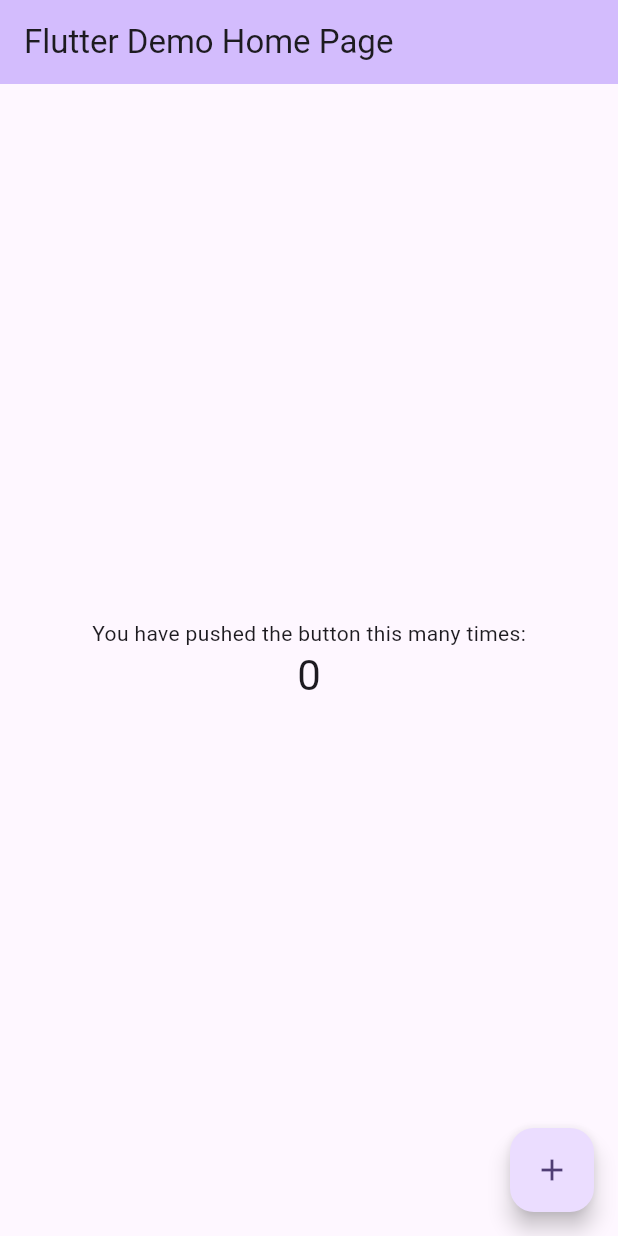
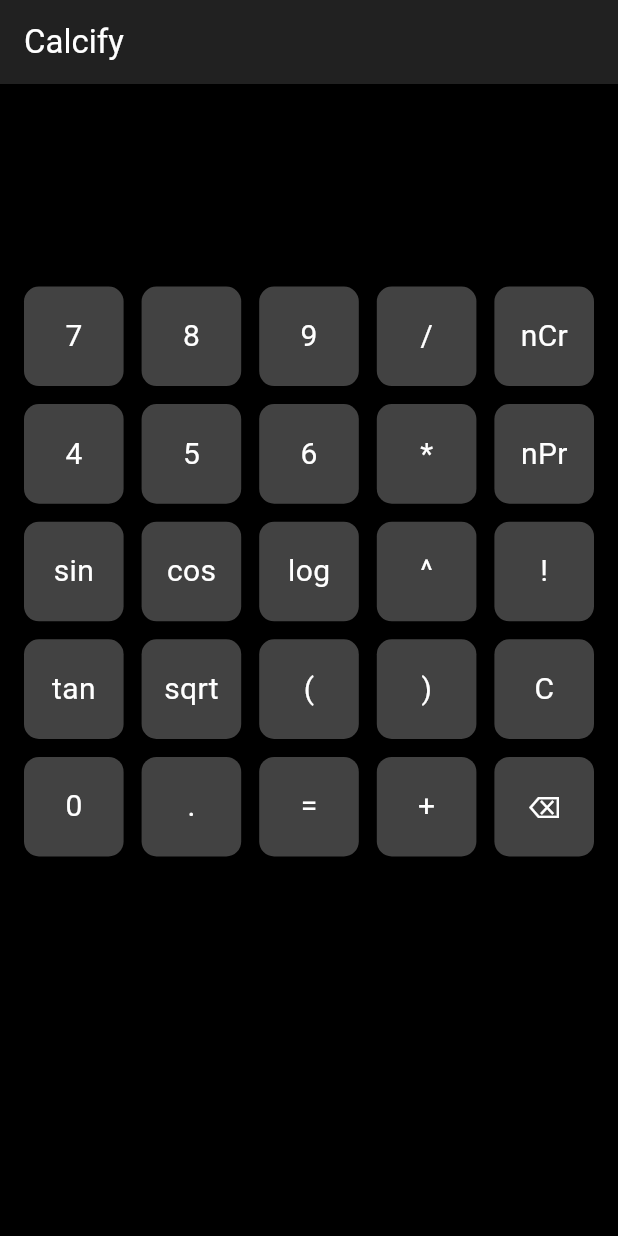
Before and after one commit to berrgrayson/calcify, a Flutter app: the screen it shows after launch, on a phone screen of 412 x 824 dp. Run offline on Flutter 3.47's test engine with Material 3 defaults, Android fonts, the phone set to English and light mode, and no system bars; our stand-ins replace math_expressions.

Commit message:
Adding the first version of the calculator app.

```diff
--- a/lib/main.dart
+++ b/lib/main.dart
@@ -1,125 +1,25 @@
+// lib/main.dart
 import 'package:flutter/material.dart';
+import 'package:provider/provider.dart';
+import 'screens/calculator_screen.dart';
+import 'models/calc_state.dart';
 
 void main() {
-  runApp(const MyApp());
+  runApp(
+    ChangeNotifierProvider(
+      create: (context) => CalcState(),
+      child: CalcifyApp(),
+    ),
+  );
 }
 
-class MyApp extends StatelessWidget {
-  const MyApp({super.key});
-
-  // This widget is the root of your application.
+class CalcifyApp extends StatelessWidget {
   @override
   Widget build(BuildContext context) {
     return MaterialApp(
-      title: 'Flutter Demo',
-      theme: ThemeData(
-        // This is the theme of your application.
-        //
-        // TRY THIS: Try running your application with "flutter run". You'll see
-        // the application has a purple toolbar. Then, without quitting the app,
-        // try changing the seedColor in the colorScheme below to Colors.green
-        // and then invoke "hot reload" (save your changes or press the "hot
-        // reload" button in a Flutter-supported IDE, or press "r" if you used
-        // the command line to start the app).
-        //
-        // Notice that the counter didn't reset back to zero; the application
-        // state is not lost during the reload. To reset the state, use hot
-        // restart instead.
-        //
-        // This works for code too, not just values: Most code changes can be
-        // tested with just a hot reload.
-        colorScheme: ColorScheme.fromSeed(seedColor: Colors.deepPurple),
-        useMaterial3: true,
-      ),
-      home: const MyHomePage(title: 'Flutter Demo Home Page'),
+      debugShowCheckedModeBanner: false,
+      theme: ThemeData.dark(),
+      home: CalculatorScreen(),
     );
   }
 }
-
-class MyHomePage extends StatefulWidget {
-  const MyHomePage({super.key, required this.title});
-
-  // This widget is the home page of your application. It is stateful, meaning
-  // that it has a State object (defined below) that contains fields that affect
-  // how it looks.
-
-  // This class is the configuration for the state. It holds the values (in this
-  // case the title) provided by the parent (in this case the App widget) and
-  // used by the build method of the State. Fields in a Widget subclass are
-  // always marked "final".
-
-  final String title;
-
-  @override
-  State<MyHomePage> createState() => _MyHomePageState();
-}
-
-class _MyHomePageState extends State<MyHomePage> {
-  int _counter = 0;
-
-  void _incrementCounter() {
-    setState(() {
-      // This call to setState tells the Flutter framework that something has
-      // changed in this State, which causes it to rerun the build method below
-      // so that the display can reflect the updated values. If we changed
-      // _counter without calling setState(), then the build method would not be
-      // called again, and so nothing would appear to happen.
-      _counter++;
-    });
-  }
-
-  @override
-  Widget build(BuildContext context) {
-    // This method is rerun every time setState is called, for instance as done
-    // by the _incrementCounter method above.
-    //
-    // The Flutter framework has been optimized to make rerunning build methods
-    // fast, so that you can just rebuild anything that needs updating rather
-    // than having to individually change instances of widgets.
-    return Scaffold(
-      appBar: AppBar(
-        // TRY THIS: Try changing the color here to a specific color (to
-        // Colors.amber, perhaps?) and trigger a hot reload to see the AppBar
-        // change color while the other colors stay the same.
-        backgroundColor: Theme.of(context).colorScheme.inversePrimary,
-        // Here we take the value from the MyHomePage object that was created by
-        // the App.build method, and use it to set our appbar title.
-        title: Text(widget.title),
-      ),
-      body: Center(
-        // Center is a layout widget. It takes a single child and positions it
-        // in the middle of the parent.
-        child: Column(
-          // Column is also a layout widget. It takes a list of children and
-          // arranges them vertically. By default, it sizes itself to fit its
-          // children horizontally, and tries to be as tall as its parent.
-          //
-          // Column has various properties to control how it sizes itself and
-          // how it positions its children. Here we use mainAxisAlignment to
-          // center the children vertically; the main axis here is the vertical
-          // axis because Columns are vertical (the cross axis would be
-          // horizontal).
-          //
-          // TRY THIS: Invoke "debug painting" (choose the "Toggle Debug Paint"
-          // action in the IDE, or press "p" in the console), to see the
-          // wireframe for each widget.
-          mainAxisAlignment: MainAxisAlignment.center,
-          children: <Widget>[
-            const Text(
-              'You have pushed the button this many times:',
-            ),
-            Text(
-              '$_counter',
-              style: Theme.of(context).textTheme.headlineMedium,
-            ),
-          ],
-        ),
-      ),
-      floatingActionButton: FloatingActionButton(
-        onPressed: _incrementCounter,
-        tooltip: 'Increment',
-        child: const Icon(Icons.add),
-      ), // This trailing comma makes auto-formatting nicer for build methods.
-    );
-  }
-}
--- /dev/null
+++ b/lib/screens/calculator_screen.dart
@@ -0,0 +1,71 @@
+// lib/screens/calculator_screen.dart
+import 'package:flutter/material.dart';
+import 'package:provider/provider.dart';
+import '../models/calc_state.dart';
+import '../widgets/calc_button.dart';
+import '../widgets/display_area.dart';
+
+class CalculatorScreen extends StatelessWidget {
+  @override
+  Widget build(BuildContext context) {
+    final calcState = Provider.of<CalcState>(context);
+
+    return Scaffold(
+      backgroundColor: Colors.black,
+      appBar: AppBar(
+        title: Text('Calcify', style: TextStyle(color: Colors.white)),
+        backgroundColor: Colors.grey[900],
+      ),
+      body: Column(
+        children: [
+          DisplayArea(
+            equation: calcState.equation,
+            result: calcState.result,
+          ),
+          Expanded(
+            child: GridView.count(
+              crossAxisCount: 5, // Adjusted to accommodate new buttons
+              padding: const EdgeInsets.all(10),
+              children: [
+                // Row 1: Basic numbers and operators
+                CalcButton(text: '7', onTap: () => calcState.appendValue('7')),
+                CalcButton(text: '8', onTap: () => calcState.appendValue('8')),
+                CalcButton(text: '9', onTap: () => calcState.appendValue('9')),
+                CalcButton(text: '/', onTap: () => calcState.appendOperator('/')),
+                CalcButton(text: 'nCr', onTap: () => calcState.appendCombination()),
+
+                // Row 2: More numbers
+                CalcButton(text: '4', onTap: () => calcState.appendValue('4')),
+                CalcButton(text: '5', onTap: () => calcState.appendValue('5')),
+                CalcButton(text: '6', onTap: () => calcState.appendValue('6')),
+                CalcButton(text: '*', onTap: () => calcState.appendOperator('*')),
+                CalcButton(text: 'nPr', onTap: () => calcState.appendPermutation()),
+
+                // Row 3: Advanced functions
+                CalcButton(text: 'sin', onTap: () => calcState.appendAdvancedFunction('sin')),
+                CalcButton(text: 'cos', onTap: () => calcState.appendAdvancedFunction('cos')),
+                CalcButton(text: 'log', onTap: () => calcState.appendAdvancedFunction('log')),
+                CalcButton(text: '^', onTap: () => calcState.appendOperator('^')),
+                CalcButton(text: '!', onTap: () => calcState.appendFactorial()),
+
+                // Row 4: Continue with advanced
+                CalcButton(text: 'tan', onTap: () => calcState.appendAdvancedFunction('tan')),
+                CalcButton(text: 'sqrt', onTap: () => calcState.appendAdvancedFunction('sqrt')),
+                CalcButton(text: '(', onTap: () => calcState.appendValue('(')),
+                CalcButton(text: ')', onTap: () => calcState.appendValue(')')),
+                CalcButton(text: 'C', onTap: () => calcState.clear()),
+
+                // Row 5: Numbers and more operators
+                CalcButton(text: '0', onTap: () => calcState.appendValue('0')),
+                CalcButton(text: '.', onTap: () => calcState.appendValue('.')),
+                CalcButton(text: '=', onTap: calcState.calculateResult),
+                CalcButton(text: '+', onTap: () => calcState.appendOperator('+')),
+                CalcButton(text: '⌫', onTap: () => calcState.backspace()),
+              ],
+            ),
+          )
+        ],
+      ),
+    );
+  }
+}
--- /dev/null
+++ b/lib/widgets/calc_button.dart
@@ -0,0 +1,33 @@
+// lib/widgets/calc_button.dart
+import 'package:flutter/material.dart';
+
+class CalcButton extends StatelessWidget {
+  final String text;
+  final Function onTap;
+  final Color? color; // Optional color parameter
+
+  CalcButton({required this.text, required this.onTap, this.color});
+
+  @override
+  Widget build(BuildContext context) {
+    return GestureDetector(
+      onTap: () => onTap(),
+      child: Container(
+        margin: EdgeInsets.all(6.0),
+        decoration: BoxDecoration(
+          color: color ?? Colors.grey[800],
+          borderRadius: BorderRadius.circular(10),
+        ),
+        child: Center(
+          child: Text(
+            text,
+            style: TextStyle(
+              color: Colors.white,
+              fontSize: 20,
+            ),
+          ),
+        ),
+      ),
+    );
+  }
+}
--- /dev/null
+++ b/lib/widgets/display_area.dart
@@ -0,0 +1,33 @@
+// lib/widgets/display_area.dart
+import 'package:flutter/material.dart';
+
+class DisplayArea extends StatelessWidget {
+  final String equation;
+  final String result;
+
+  DisplayArea({required this.equation, required this.result});
+
+  @override
+  Widget build(BuildContext context) {
+    return Column(
+      children: [
+        Container(
+          padding: EdgeInsets.all(10),
+          alignment: Alignment.centerRight,
+          child: Text(
+            equation,
+            style: TextStyle(fontSize: 24, color: Colors.white),
+          ),
+        ),
+        Container(
+          padding: EdgeInsets.all(10),
+          alignment: Alignment.centerRight,
+          child: Text(
+            result,
+            style: TextStyle(fontSize: 32, color: Colors.greenAccent),
+          ),
+        ),
+      ],
+    );
+  }
+}
--- a/pubspec.yaml
+++ b/pubspec.yaml
@@ -35,6 +35,8 @@ dependencies:
   # The following adds the Cupertino Icons font to your application.
   # Use with the CupertinoIcons class for iOS style icons.
   cupertino_icons: ^1.0.8
+  provider: ^6.1.2
+  math_expressions: ^2.6.0
 
 dev_dependencies:
   flutter_test:
```
Also changed, not shown: lib/models/calc_state.dart (added, +130 -0 lines), lib/screens/history_screen.dart (added, +67 -0 lines), lib/utils/math_helpers.dart (added), pubspec.lock.
